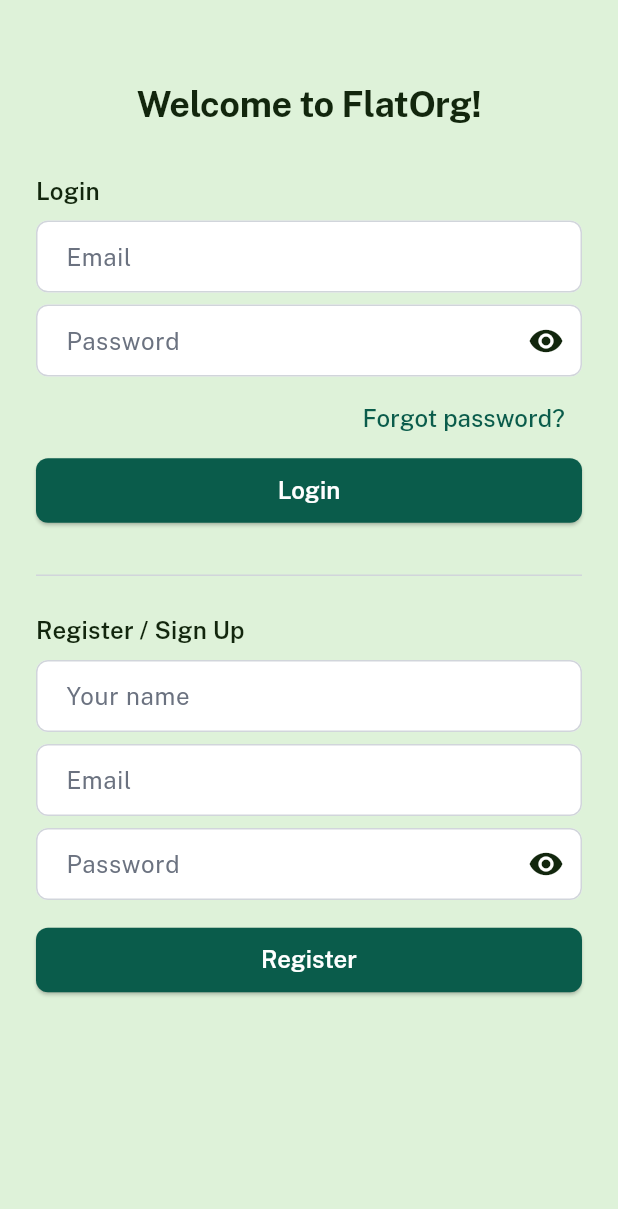
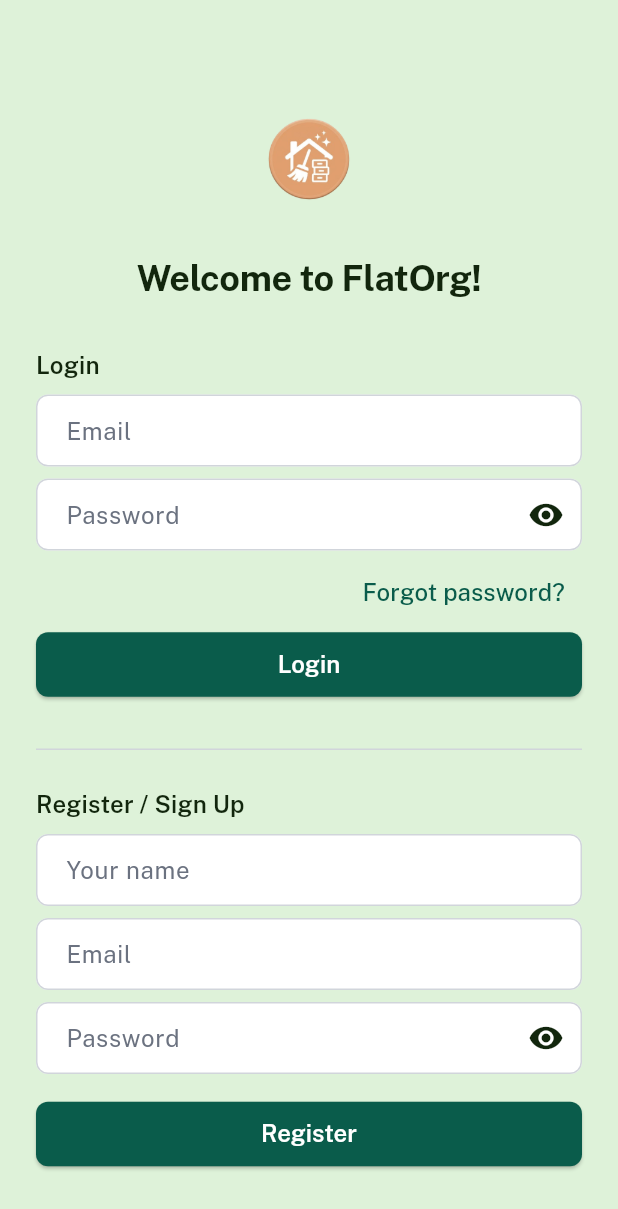
Before and after one commit to Lejinnie/flatorg, a Flutter app: the screen it shows after launch, on a phone screen of 412 x 824 dp. Shown: the top 1209 px of the screen. Run offline on Flutter 3.47's test engine with Material 3 defaults, Android fonts, the phone set to English and light mode, and no system bars; our stand-ins replace cloud_firestore, cloud_functions, firebase_auth, firebase_core, firebase_messaging, go_router and 2 more; accounts and stored records are empty.

Commit message:
feat: add logo to login and entry screens
Copy logo.png to assets/images/, register in pubspec.yaml, and display
it above the welcome heading on the login and entry screens.

https://claude.ai/code/session_01NQUcisNoZKSM2UkcQdqmMc

```diff
--- a/lib/screens/entry_screen.dart
+++ b/lib/screens/entry_screen.dart
@@ -22,6 +22,12 @@ class EntryScreen extends StatelessWidget {
             mainAxisAlignment: MainAxisAlignment.center,
             crossAxisAlignment: CrossAxisAlignment.stretch,
             children: [
+              Image.asset(
+                'assets/images/logo.png',
+                height: 100,
+                width: 100,
+              ),
+              const SizedBox(height: AppTheme.spacingMd),
               Text(
                 headingWelcome,
                 style: theme.textTheme.displayLarge,
--- a/lib/screens/login_screen.dart
+++ b/lib/screens/login_screen.dart
@@ -153,6 +153,12 @@ class _LoginScreenState extends State<LoginScreen> {
             crossAxisAlignment: CrossAxisAlignment.stretch,
             children: [
               const SizedBox(height: AppTheme.spacingXl),
+              Image.asset(
+                'assets/images/logo.png',
+                height: 100,
+                width: 100,
+              ),
+              const SizedBox(height: AppTheme.spacingMd),
               Text(
                 headingWelcome,
                 style: theme.textTheme.displayLarge,
--- a/pubspec.yaml
+++ b/pubspec.yaml
@@ -26,6 +26,7 @@ dependencies:
 flutter:
   uses-material-design: true
   assets:
+    - assets/images/logo.png
     - email_templates/issue_template_1.txt
     - email_templates/issue_template_2.txt
     - email_templates/issue_template_3.txt
```
Also changed, not shown: assets/images/logo.png (added), logo.png (added).
